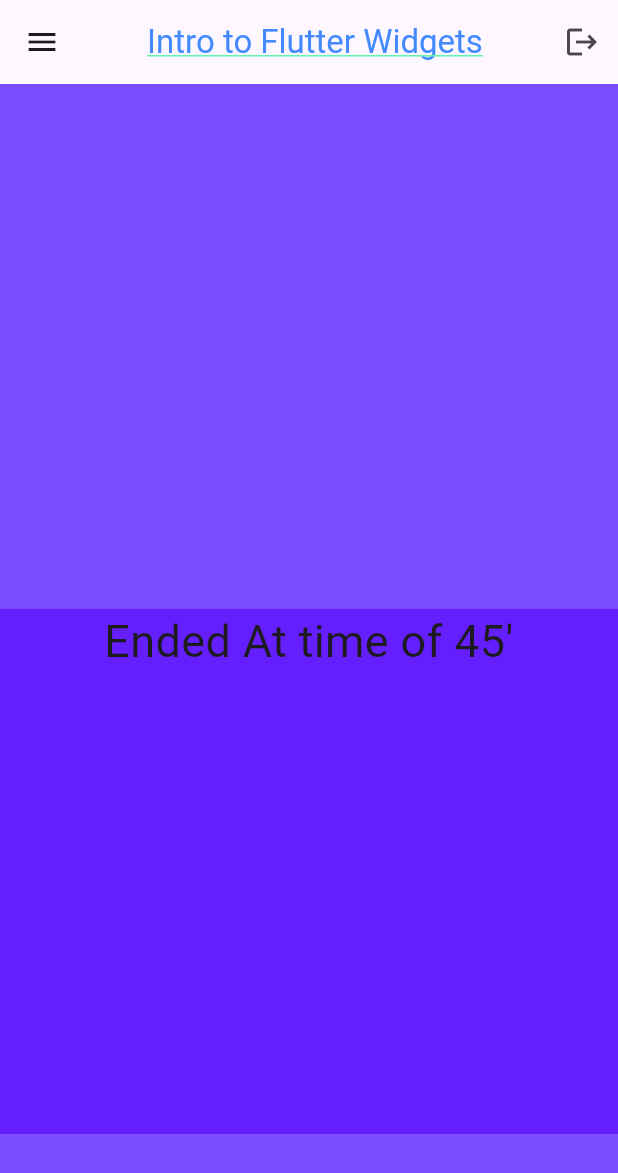
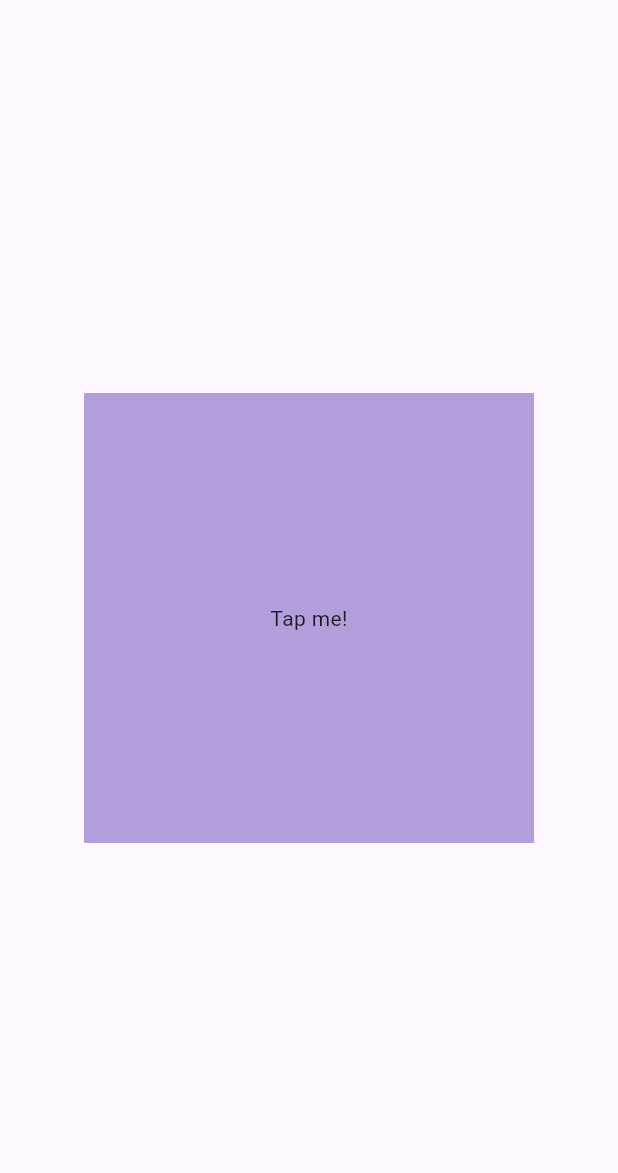
Before and after one commit to Uwihanganyeobed/Flutter-Master-Class, a Flutter app: the screen it shows after launch, on a phone screen of 412 x 824 dp. Shown: the top 1173 px of the screen. Run offline on Flutter 3.47's test engine with Material 3 defaults, Android fonts, the phone set to English and light mode, and no system bars.

Commit message:
setted and finalized understanding basic usable widgets

```diff
--- a/lib/main.dart
+++ b/lib/main.dart
@@ -1,31 +1,101 @@
 // ignore_for_file: prefer_const_constructors, sort_child_properties_last, prefer_const_literals_to_create_immutables
-
 
 import 'package:flutter/material.dart';
 
 void main() {
-  runApp(const MyApp());
+  runApp(MyApp());
 }
 
 class MyApp extends StatelessWidget {
-  const MyApp({super.key});
+  MyApp({super.key});
+
+  //functions and methods
+  void userTapped() {
+    print("You tapped me!");
+  }
+
+  // List names = [
+  //   "John",
+  //   "Jane",
+  //   "Jim",
+  //   "Jill",
+  //   "Jack",
+  //   "Jenny",
+  //   "Jerry",
+  //   "Jenny",
+  //   "Jerry",
+  //   "Jenny",
+  //   "Jerry"
+  // ];
 
   @override
   Widget build(BuildContext context) {
     return MaterialApp(
+      debugShowCheckedModeBanner: false,
+      home: Scaffold(
+        // body: ListView.builder(
+        //   itemCount: names.length,
+        //   itemBuilder: (context, index) => ListTile(
+        //     title: Text(
+        //       names[index],
+        //       style: TextStyle(color: Colors.blueGrey),
+        //     ),
+        //   ),
+        // ),
+
+        // grid view is used for grid comps
+        // body: GridView.builder(
+        //   itemCount: 64,
+        //   gridDelegate:
+        //       // how many in each row
+        //       SliverGridDelegateWithFixedCrossAxisCount(crossAxisCount: 4),
+        //   itemBuilder: (context, index) => Container(
+        //     color: Colors.deepPurple,
+        //     margin: EdgeInsets.all(2),
+        //   ),
+        // ),
+
+        // stack is used for layering widgets
+        // body: Stack(
+        //   alignment: Alignment.bottomRight,
+        //   children: [
+        //     Container(
+        //       height: 300,
+        //       width: 300,
+        //       color: Colors.blue,
+        //     ),
+        //     Container(
+        //       height: 200,
+        //       width: 200,
+        //       color: Colors.yellow,
+        //     ),
+        //     Container(
+        //       height: 100,
+        //       width: 100,
+        //       color: Colors.green,
+        //     ),
+        //   ],
+        // ),
+
+        body: Center(
+          child: GestureDetector(
+            onTap: userTapped,
+            child: Container(
+                height: 300,
+                width: 300,
+                color: Colors.deepPurple[200],
+                child: Center(child: Text("Tap me!"))),
+          ),
+        ),
+      ),
+    );
+    /*
+    return MaterialApp(
       home: Scaffold(
         appBar: AppBar(
           elevation: 0,
-          leading: IconButton(
-              onPressed: () {
-              },
-              icon: Icon(Icons.menu)),
-          actions: [
-            IconButton(
-                onPressed: () {
-                },
-                icon: Icon(Icons.logout))
-          ],
+          leading: IconButton(onPressed: () {}, icon: Icon(Icons.menu)),
+          actions: [IconButton(onPressed: () {}, icon: Icon(Icons.logout))],
           title: Center(
             child: Text("Intro to Flutter Widgets",
                 textAlign: TextAlign.center,
@@ -89,4 +159,6 @@ class MyApp extends StatelessWidget {
       ),
     );
   }
+  */
+  }
 }
```
